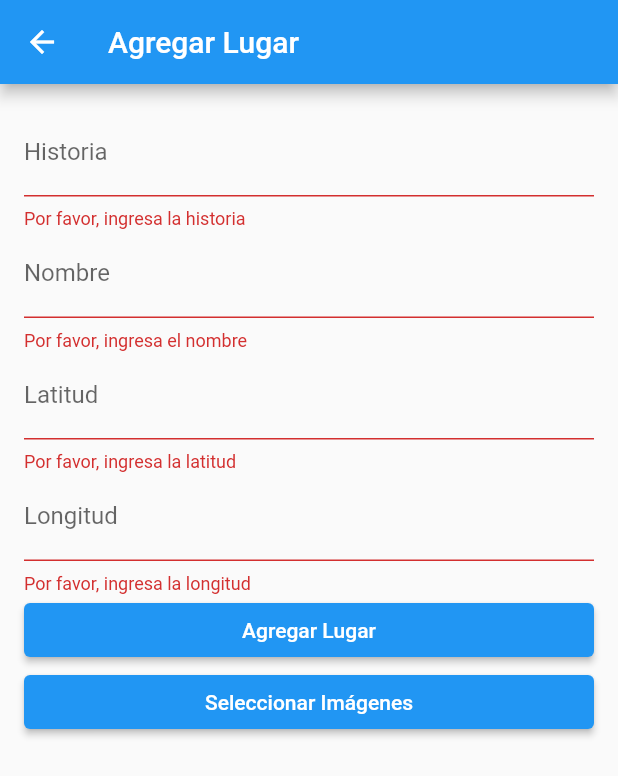
After one commit to christianLizama/proyectoTecnologiasMoviles, a Flutter app: the AgregarLugarScreen screen opened by its route, after a tap on "Agregar Lugar", after a tap on "Seleccionar Imágenes", on a phone screen of 412 x 824 dp. The commit adds this screen. Shown: the top 776 px of the screen. Run offline on Flutter 3.47's test engine with Material 2 defaults, Android fonts, the phone set to English and light mode, and no system bars; our stand-ins replace avatar_glow, carousel_slider, cloud_firestore, firebase_auth, firebase_core, firebase_storage and 6 more; missing offline and left inert: qr_code_scanner; accounts and stored records are empty.

Commit message:
Permite agregar un lugar con sus fotos y arreglo busqueda voz

```diff
--- a/lib/main.dart
+++ b/lib/main.dart
@@ -1,4 +1,5 @@
 import 'package:flutter/material.dart';
+import 'package:lugares_cercanos/pages/agregar_lugar.dart';
 import 'package:lugares_cercanos/pages/busqueda_voz.dart';
 import 'package:lugares_cercanos/pages/favoritos.dart';
 import 'package:lugares_cercanos/pages/register.dart';
@@ -34,6 +35,7 @@ class MyApp extends StatelessWidget {
     '/escanearQR': (context) => const EscanearQr(),
     '/verMapa': (context) => const MapSample(),
     '/favoritos': (context) => const MisFavoritos(),
+    '/addLugar' : (context) => const AgregarLugarScreen(),
   };
 
   @override
--- /dev/null
+++ b/lib/pages/agregar_lugar.dart
@@ -0,0 +1,206 @@
+import 'package:flutter/material.dart';
+import 'package:firebase_auth/firebase_auth.dart';
+import 'package:cloud_firestore/cloud_firestore.dart';
+import 'package:firebase_storage/firebase_storage.dart';
+import 'package:image_picker/image_picker.dart';
+import 'dart:io';
+
+class AgregarLugarScreen extends StatefulWidget {
+  const AgregarLugarScreen({Key? key}) : super(key: key);
+
+  @override
+  State<AgregarLugarScreen> createState() => _AgregarLugarScreenState();
+}
+
+class _AgregarLugarScreenState extends State<AgregarLugarScreen> {
+  final _formKey = GlobalKey<FormState>();
+  String historia = '';
+  String nombre = '';
+  String latitud = '';
+  String longitud = '';
+  double valoracion = 0.0;
+  List<String> valoraciones = [];
+  List<File?> _images = [];
+
+  // Esta función maneja el SnackBar sin referencia directa al BuildContext
+  void _mostrarSnackBar(String mensaje) {
+    ScaffoldMessenger.of(context).showSnackBar(
+      SnackBar(
+        content: Text(mensaje),
+      ),
+    );
+  }
+
+  // Esta función permite seleccionar múltiples imágenes de la galería
+  Future<void> _pickImages() async {
+    final picker = ImagePicker();
+    final pickedImages = await picker.pickMultiImage(imageQuality: 85);
+    setState(() {
+      _images =
+          pickedImages.map((pickedImage) => File(pickedImage.path)).toList();
+    });
+  }
+
+  // Esta función sube las imágenes seleccionadas a Firebase Storage y devuelve las URLs
+  Future<List<String>> _uploadImages() async {
+    List<String> imageUrls = [];
+
+    try {
+      final user = FirebaseAuth.instance.currentUser;
+      if (user == null) return [];
+
+      for (int i = 0; i < _images.length; i++) {
+        final fileName =
+            'lugares/${DateTime.now().millisecondsSinceEpoch}-$i.jpg';
+        final storageRef = FirebaseStorage.instance.ref().child(fileName);
+
+        final uploadTask = await storageRef.putFile(_images[i]!);
+        final downloadUrl = await uploadTask.ref.getDownloadURL();
+        imageUrls.add(downloadUrl);
+      }
+
+      return imageUrls;
+    } catch (e) {
+      print('Error uploading images: $e');
+      return [];
+    }
+  }
+
+  @override
+  Widget build(BuildContext context) {
+    return Scaffold(
+      appBar: AppBar(
+        title: const Text('Agregar Lugar'),
+      ),
+      body: Padding(
+        padding: const EdgeInsets.all(16.0),
+        child: Form(
+          key: _formKey,
+          child: SingleChildScrollView(
+            child: Column(
+              crossAxisAlignment: CrossAxisAlignment.stretch,
+              children: [
+                TextFormField(
+                  decoration: const InputDecoration(labelText: 'Historia'),
+                  validator: (value) {
+                    if (value!.isEmpty) {
+                      return 'Por favor, ingresa la historia';
+                    }
+                    return null;
+                  },
+                  onSaved: (value) {
+                    historia = value!;
+                  },
+                ),
+                TextFormField(
+                  decoration: const InputDecoration(labelText: 'Nombre'),
+                  validator: (value) {
+                    if (value!.isEmpty) {
+                      return 'Por favor, ingresa el nombre';
+                    }
+                    return null;
+                  },
+                  onSaved: (value) {
+                    nombre = value!;
+                  },
+                ),
+                TextFormField(
+                  decoration: const InputDecoration(labelText: 'Latitud'),
+                  validator: (value) {
+                    if (value!.isEmpty) {
+                      return 'Por favor, ingresa la latitud';
+                    }
+                    return null;
+                  },
+                  onSaved: (value) {
+                    latitud = value!;
+                  },
+                ),
+                TextFormField(
+                  decoration: const InputDecoration(labelText: 'Longitud'),
+                  validator: (value) {
+                    if (value!.isEmpty) {
+                      return 'Por favor, ingresa la longitud';
+                    }
+                    return null;
+                  },
+                  onSaved: (value) {
+                    longitud = value!;
+                  },
+                ),
+                ElevatedButton(
+                  onPressed: () async {
+                    if (_formKey.currentState!.validate()) {
+                      _formKey.currentState!.save();
+                      User? user = FirebaseAuth.instance.currentUser;
+                      if (user != null) {
+                        DocumentSnapshot<Map<String, dynamic>> userSnapshot =
+                            await FirebaseFirestore.instance
+                                .collection('users')
+                                .doc(user.uid)
+                                .get();
+
+                        Map<String, dynamic>? userData = userSnapshot.data();
+                        if (userData != null && userData['role'] == 'admin') {
+                          // Subir las imágenes a Firebase Storage y obtener las URLs
+                          List<String> imageUrls = await _uploadImages();
+
+                          // Agregar el lugar a Firestore con las URLs de las imágenes
+                          FirebaseFirestore.instance.collection('lugares').add({
+                            'historia': historia,
+                            'nombre': nombre,
+                            'ubicacion': {
+                              'latitud': latitud,
+                              'longitud': longitud,
+                            },
+                            'valoracion': valoracion,
+                            'valoraciones': valoraciones,
+                            'imagenes': imageUrls,
+                          });
+
+                          // Mostrar un mensaje de éxito y regresar a la pantalla anterior
+                          _mostrarSnackBar('Lugar agregado con éxito');
+
+                          // Limpiar los campos de texto y la lista de imágenes después de agregar el lugar
+                          setState(() {
+                            historia = '';
+                            nombre = '';
+                            latitud = '';
+                            longitud = '';
+                            valoracion = 0.0;
+                            valoraciones = [];
+                            _images = [];
+                          });
+                        } else {
+                          _mostrarSnackBar(
+                              'No tienes permiso para agregar lugares');
+                        }
+                      }
+                    }
+                  },
+                  child: const Text('Agregar Lugar'),
+                ),
+                ElevatedButton(
+                  onPressed: _pickImages,
+                  child: const Text('Seleccionar Imágenes'),
+                ),
+                Column(
+                  children: _images.map((image) {
+                    return image != null
+                        ? Image.file(
+                            image,
+                            height: 200,
+                            width: 200,
+                            fit: BoxFit.cover,
+                          )
+                        : Container();
+                  }).toList(),
+                ),
+              ],
+            ),
+          ),
+        ),
+      ),
+    );
+  }
+}
--- a/lib/pages/busqueda_voz.dart
+++ b/lib/pages/busqueda_voz.dart
@@ -1,5 +1,6 @@
 import 'package:firebase_auth/firebase_auth.dart';
 import 'package:flutter/material.dart';
+import 'package:lugares_cercanos/pages/lugares_cercanos.dart';
 import 'package:speech_to_text/speech_to_text.dart' as stt;
 import 'package:avatar_glow/avatar_glow.dart';
 
@@ -62,7 +63,7 @@ class _BusquedaVozState extends State<BusquedaVoz> {
     Navigator.push(
       context,
       MaterialPageRoute(
-        builder: (context) => ResultPage(searchText: searchText),
+        builder: (context) => LugaresCercanos(searchText: searchText),
       ),
     );
   }
--- a/pubspec.yaml
+++ b/pubspec.yaml
@@ -47,6 +47,9 @@ dependencies:
   flutter_tts: ^3.7.0
   firebase_auth: ^4.7.0
   google_sign_in: ^6.1.4
+  image_picker: ^1.0.1
+  firebase_storage: ^11.2.5
+  path: ^1.8.3
 
 dev_dependencies:
   flutter_test:
```
Also changed, not shown: lib/util/end_drawer.dart (+9 -0 lines), pubspec.lock, 4 other files.
